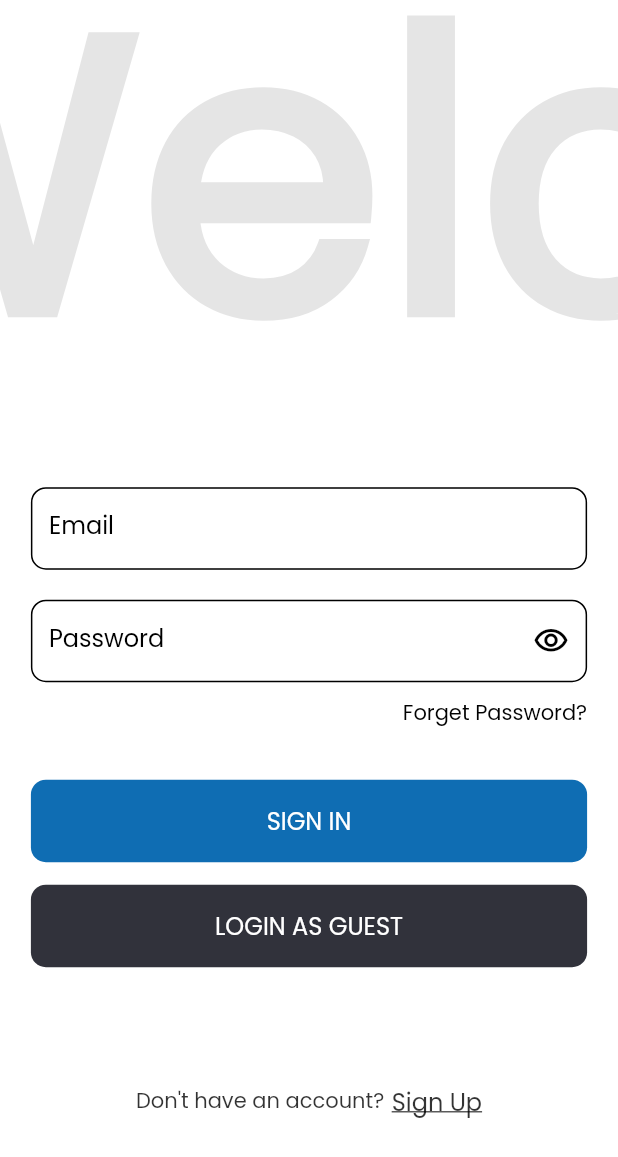
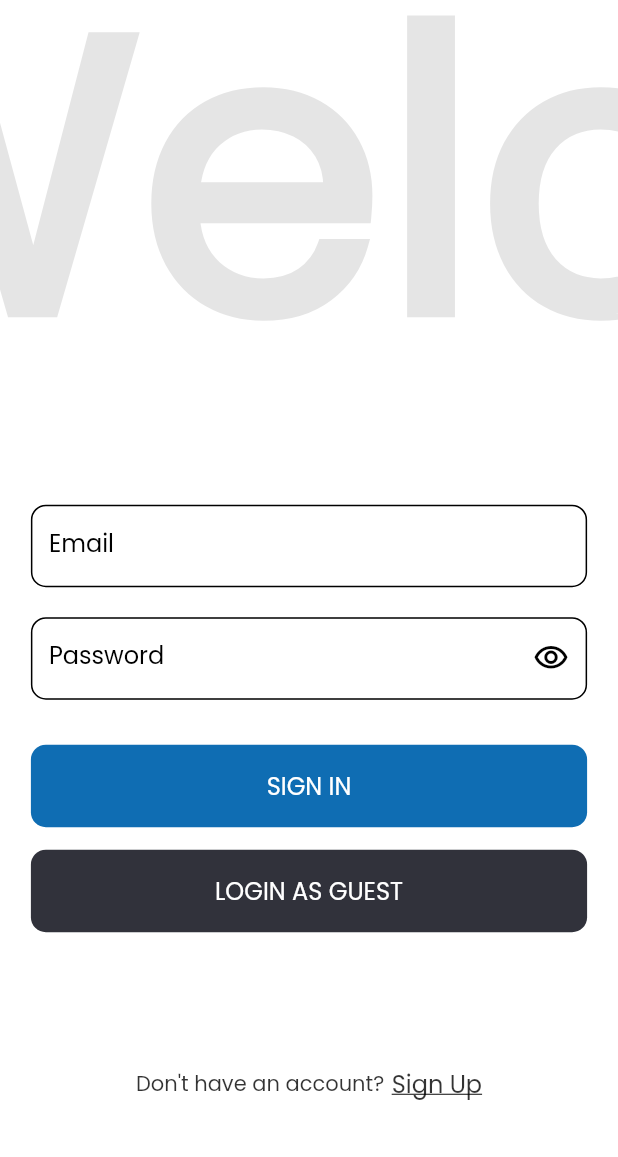
Before and after one commit to fadialkhlaf1998/alwan_press_final, a Flutter app: the SignIn screen opened directly, on a phone screen of 412 x 824 dp. Shown: the top 1157 px of the screen. Run offline on Flutter 3.47's test engine with Material 2 defaults, Android fonts, the light colour scheme and no system bars; our stand-ins replace bottom_navy_bar, cached_network_image, carousel_slider, connectivity_plus, fancy_shimmer_image, firebase_core and 16 more; missing offline and left inert: dart:ffi, flutter_pdfview, myfatoorah_flutter; accounts and stored records are empty; network calls fail; project files that could hold a hidden picture were left out.

Commit message:
final 16/8 fadi kh

```diff
--- a/languages/ar.json
+++ b/languages/ar.json
@@ -92,6 +92,7 @@
   "succ_title_3": "تم جمعها بنجاح",
   "succ_title_4": "بواسطة فريقنا في Alwan",
   "alwan_printing_press": "مطبعة ألوان",
+  "username": "اسم المستخدم",
   "about_content": "شركة رائدة في عالم الطباعة الإعلانية. نفخر بامتلاك جميع ما يلزم لتلبية جميع متطلبات الطباعة والتصميم، بدءاً من التقنيات الحديثة لطباعة الأوفست والطباعة الرقمية وتصميم الجرافيك، ووصولاً إلى بناء العلامات التجارية. نتميز بخبرة طويلة في هذا المجال تزيد عن 50 عاماً، ويسعى فريقنا الاحترافي للوصول إلى أعلى مستويات الإبداع عبر تحويل أفكار العملاء إلى مطبوعات جذابة وعالية الجودة ومتناسبة مع توجهات السوق. كما نواكب تطورات عصرنا الحالي عبر تحديث أجهزتنا باستمرار لتلبية متطلبات الجمهور بما يخص التصميم والجرافيكس. ونطمح لمساعدة عملائنا في الوصول إلى قمة النجاح والتميز بين المنافسين."
 
 }
--- a/languages/en.json
+++ b/languages/en.json
@@ -108,5 +108,6 @@
   "succ_title_3": "is successfully collected",
   "succ_title_4": "by our team at Alwan",
   "alwan_printing_press": "ALWAN PRINTING PRESS",
+  "username": "Username",
   "about_content": "Is recognized as a leader in the commercial printing industry. We have all necessary resources to satisfy all of your printing or design requirements, our state of the art Offset printing, digital printing & graphic design, branding and combine experience of over 50 years are at your disposition, our goal is to constantly come up with innovative ways to express our clients’ Colorful Ideas on paper, our design team is young & fresh with new ideas for today’s consumer. Our equipment is constantly being upgraded to follow up the latest Technology in graphics design and marketing Demands. Helping our clients stay on top of today’s competitive marketplace is what we do best!"
 }
--- a/lib/view/sign_in.dart
+++ b/lib/view/sign_in.dart
@@ -175,26 +175,26 @@ class _SignInState extends State<SignIn> {
             ),
           ),
         ),
-        const SizedBox(height: 10),
-        GestureDetector(
-          onTap: () async {
-
-            // FocusManager.instance.primaryFocus?.unfocus();
-            // Navigator.push(
-            //   context,
-            //   PageRouteBuilder(
-            //     pageBuilder: (c, a1, a2) => ForgetPassword(),
-            //     transitionsBuilder: (c, anim, a2, child) => FadeTransition(opacity: anim, child: child),
-            //     transitionDuration: const Duration(milliseconds: 500),
-            //   ),
-            // );
-          },
-          child: Container(
-            height: 25,
-            color: Colors.transparent,
-            child: Text(App_Localization.of(context).translate("forget_password"),style: TextStyle(fontSize: 14,color: App.textColor()),),
-          ),
-        ),
+        // const SizedBox(height: 10),
+        // GestureDetector(
+        //   onTap: () async {
+        //
+        //     // FocusManager.instance.primaryFocus?.unfocus();
+        //     // Navigator.push(
+        //     //   context,
+        //     //   PageRouteBuilder(
+        //     //     pageBuilder: (c, a1, a2) => ForgetPassword(),
+        //     //     transitionsBuilder: (c, anim, a2, child) => FadeTransition(opacity: anim, child: child),
+        //     //     transitionDuration: const Duration(milliseconds: 500),
+        //     //   ),
+        //     // );
+        //   },
+        //   child: Container(
+        //     height: 25,
+        //     color: Colors.transparent,
+        //     child: Text(App_Localization.of(context).translate("forget_password"),style: TextStyle(fontSize: 14,color: App.textColor()),),
+        //   ),
+        // ),
         const SizedBox(height: 30),
         GestureDetector(
           onTap: (){
```
